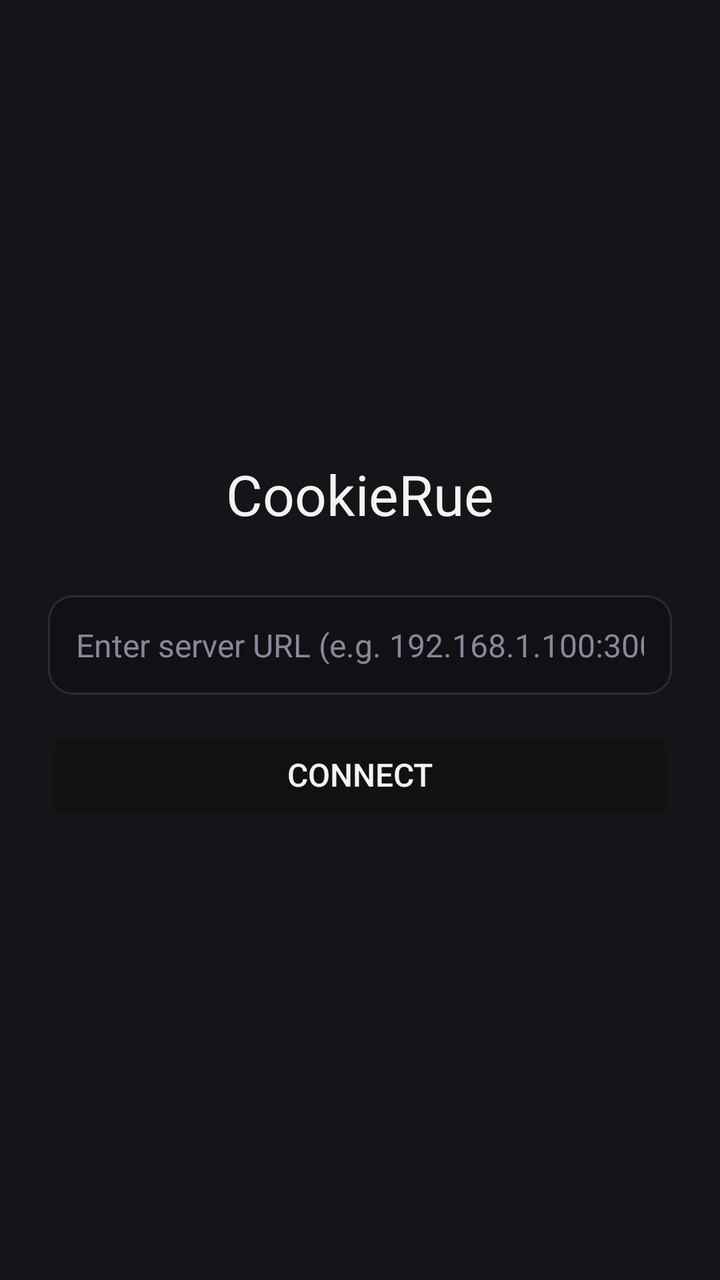
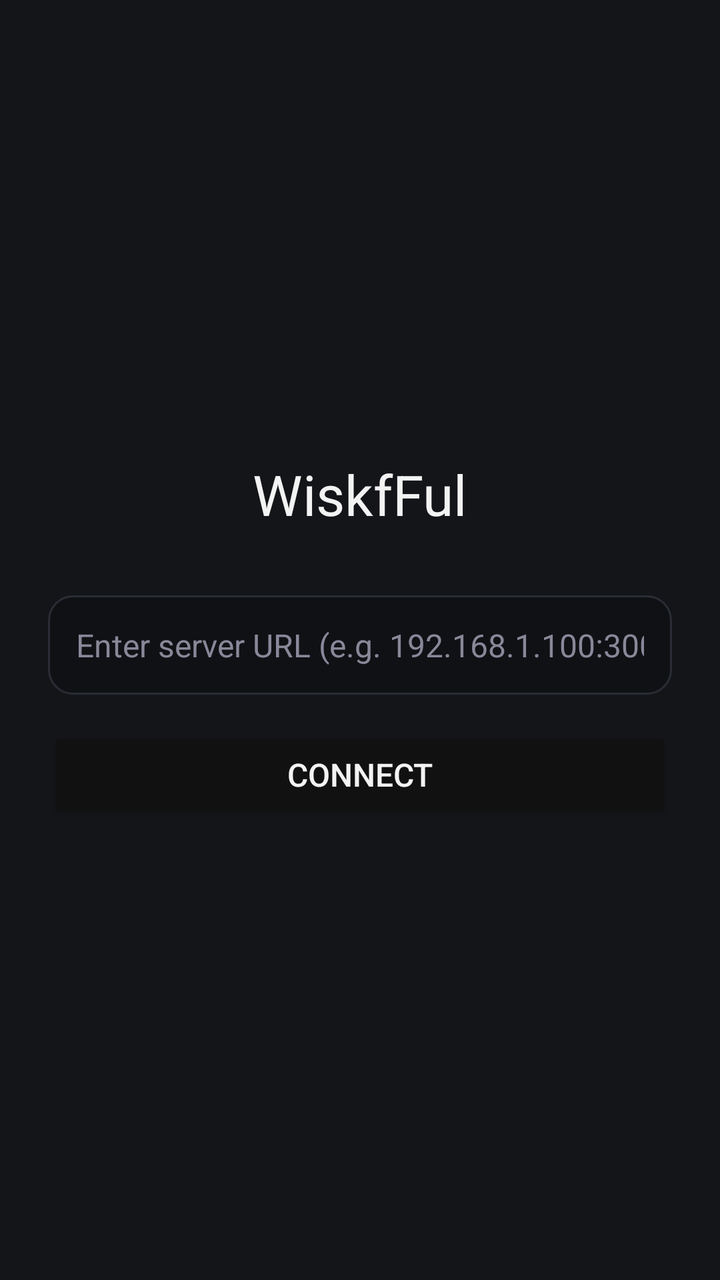

An Android layout rendered at two revisions. The XML below is the earlier revision; the diff shows what the commit changed to produce the second picture.
<!-- AndroidManifest.xml: application theme Theme.AppCompat.Light.NoActionBar -->
<!-- res/layout/activity_main.xml -->
<?xml version="1.0" encoding="utf-8"?>
<LinearLayout xmlns:android="http://schemas.android.com/apk/res/android"
    android:layout_width="match_parent"
    android:layout_height="match_parent"
    android:background="#141519"
    android:orientation="vertical"
    android:gravity="center"
    android:padding="24dp">

    <TextView
        android:layout_width="wrap_content"
        android:layout_height="wrap_content"
        android:text="CookieRue"
        android:textSize="28sp"
        android:textColor="#f3f3f3"
        android:fontFamily="sans-serif"
        android:layout_marginBottom="32dp" />

    <EditText
        android:id="@+id/urlInput"
        android:layout_width="match_parent"
        android:layout_height="wrap_content"
        android:hint="Enter server URL (e.g. 192.168.1.100:3000)"
        android:textColorHint="#888899"
        android:textColor="#f3f3f3"
        android:background="@drawable/url_input_bg"
        android:padding="14dp"
        android:textSize="16sp"
        android:inputType="textUri"
        android:imeOptions="actionGo" />

    <Button
        android:id="@+id/connectBtn"
        android:layout_width="match_parent"
        android:layout_height="wrap_content"
        android:text="Connect"
        android:textColor="#f3f3f3"
        android:textSize="16sp"
        android:backgroundTint="#111111"
        android:layout_marginTop="16dp" />

</LinearLayout>
<!-- resources referenced by this layout -->
<resources>
  <!-- drawable url_input_bg (drawable) -->
  <?xml version="1.0" encoding="utf-8"?>
  <shape xmlns:android="http://schemas.android.com/apk/res/android">
      <solid android:color="#0f1115" />
      <stroke android:width="1dp" android:color="#2a2d35" />
      <corners android:radius="12dp" />
  </shape>
</resources>

<!-- the commit's change to res/layout/activity_main.xml (unified diff, before → after) -->
@@ -10,7 +10,7 @@
     <TextView
         android:layout_width="wrap_content"
         android:layout_height="wrap_content"
-        android:text="CookieRue"
+        android:text="WiskfFul"
         android:textSize="28sp"
         android:textColor="#f3f3f3"
         android:fontFamily="sans-serif"
